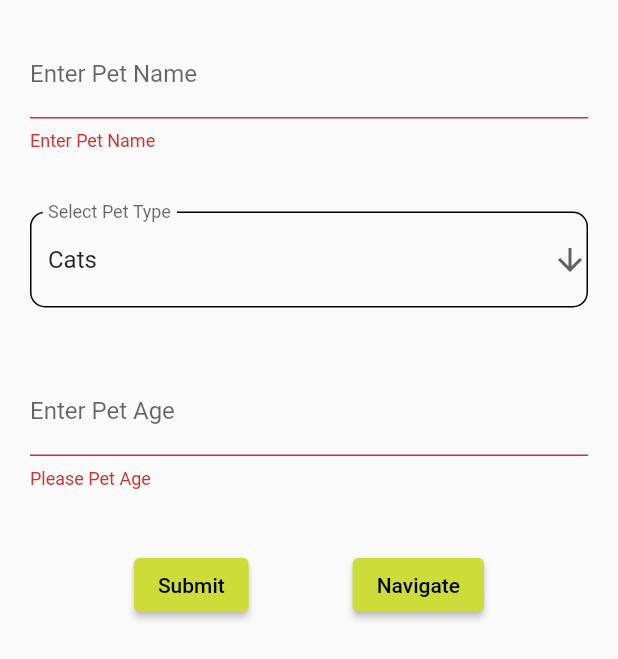
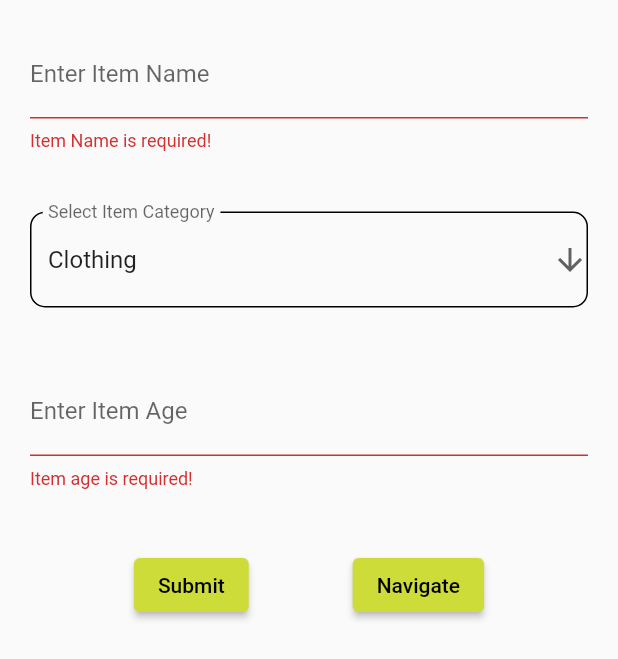
Before and after one commit to srinjoychakravarty/adopt-an-item, a Flutter app: the RegisterPet widget shown alone on an empty page, opened directly, after a tap on "Submit", on a phone screen of 412 x 824 dp. Shown: the top 659 px of the screen. Run offline on Flutter 3.47's test engine with Material 2 defaults, Android fonts, the phone set to English and light mode, and no system bars; our stand-ins replace firebase_auth, firebase_core, firebase_database, firebase_storage, fluttertoast, image_picker and 2 more; accounts and stored records are empty.

Commit message:
:bug: fixed rendering overflow with Flexible widget

```diff
--- a/lib/src/app.dart
+++ b/lib/src/app.dart
@@ -6,7 +6,7 @@ class App extends StatelessWidget {
   Widget build(BuildContext context) {
     return MaterialApp(
       debugShowCheckedModeBanner: false,
-      title: 'Garage Sale',
+      title: 'Item Adoption',
       theme: ThemeData(
         accentColor: Colors.brown.shade300,
         primarySwatch: Colors.lime,
--- a/lib/src/screens/home.dart
+++ b/lib/src/screens/home.dart
@@ -54,7 +54,10 @@ class _HomeState extends State<HomeScreen> {
               textColor: Colors.white,
               onPressed: () => uploadImage(),
             ),
-            Text("Please Sign Up Your Animal ",
+            SizedBox(
+              height: 20.0,
+            ),
+            Text("Put an Item up for Adoption",
                 style: TextStyle(
                     fontWeight: FontWeight.w200,
                     fontSize: 30,
@@ -111,8 +114,8 @@ class RegisterPet extends StatefulWidget {
 
 class _RegisterPetState extends State<RegisterPet> {
   final _formKey = GlobalKey<FormState>();
-  final listOfPets = ["Cats", "Dogs", "Rabbits"];
-  String dropdownValue = 'Cats';
+  final listOfPets = ["Clothing", "Food", "Electronics"];
+  String dropdownValue = 'Clothing';
   final nameController = TextEditingController();
   final ageController = TextEditingController();
   final dbRef = FirebaseDatabase.instance.reference().child("pets");
@@ -121,14 +124,15 @@ class _RegisterPetState extends State<RegisterPet> {
   Widget build(BuildContext context) {
     return Form(
         key: _formKey,
-        child: SingleChildScrollView(
-            child: Column(children: <Widget>[
+        child: Flexible(
+            child: SingleChildScrollView(
+                child: Column(children: <Widget>[
           Padding(
             padding: EdgeInsets.all(20.0),
             child: TextFormField(
               controller: nameController,
               decoration: InputDecoration(
-                labelText: "Enter Pet Name",
+                labelText: "Enter Item Name",
                 enabledBorder: OutlineInputBorder(
                   borderRadius: BorderRadius.circular(10.0),
                 ),
@@ -136,7 +140,7 @@ class _RegisterPetState extends State<RegisterPet> {
               // The validator receives the text that the user has entered.
               validator: (value) {
                 if (value!.isEmpty) {
-                  return 'Enter Pet Name';
+                  return 'Item Name is required!';
                 }
                 return null;
               },
@@ -148,7 +152,7 @@ class _RegisterPetState extends State<RegisterPet> {
               value: dropdownValue,
               icon: Icon(Icons.arrow_downward),
               decoration: InputDecoration(
-                labelText: "Select Pet Type",
+                labelText: "Select Item Category",
                 enabledBorder: OutlineInputBorder(
                   borderRadius: BorderRadius.circular(10.0),
                 ),
@@ -166,7 +170,7 @@ class _RegisterPetState extends State<RegisterPet> {
               },
               validator: (value) {
                 if (value == 'null') {
-                  return 'Please Select Pet';
+                  return 'Item must belong to a valid category!';
                 }
                 return null;
               },
@@ -178,7 +182,7 @@ class _RegisterPetState extends State<RegisterPet> {
               keyboardType: TextInputType.number,
               controller: ageController,
               decoration: InputDecoration(
-                labelText: "Enter Pet Age",
+                labelText: "Enter Item Age",
                 enabledBorder: OutlineInputBorder(
                   borderRadius: BorderRadius.circular(10.0),
                 ),
@@ -186,7 +190,7 @@ class _RegisterPetState extends State<RegisterPet> {
               // The validator receives the text that the user has entered.
               validator: (value) {
                 if (value!.isEmpty) {
-                  return 'Please Pet Age';
+                  return 'Item age is required!';
                 }
                 return null;
               },
@@ -229,6 +233,6 @@ class _RegisterPetState extends State<RegisterPet> {
                   ),
                 ],
               )),
-        ])));
+        ]))));
   }
 }
--- a/lib/src/screens/login.dart
+++ b/lib/src/screens/login.dart
@@ -18,7 +18,7 @@ class _LoginScreenState extends State<LoginScreen> {
     return Scaffold(
       appBar: AppBar(
         title: Text(
-          'Hyper Garage Sale',
+          'Item Adoption Centre  ⛏',
           style: TextStyle(color: Colors.grey.shade700),
         ),
       ),
```
